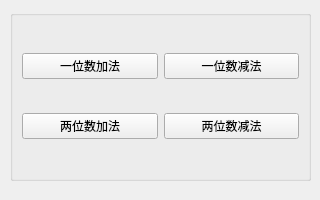
Qt form GreateWall/ChooseTopicType.ui (JerryChouHi/Python) before a commit.
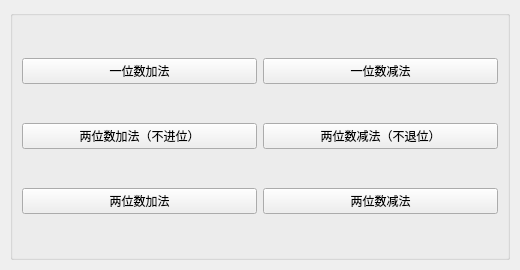
The same form after that commit. Icons and pictures are not drawn.

```diff
--- a/GreateWall/ChooseTopicType.ui
+++ b/GreateWall/ChooseTopicType.ui
@@ -6,14 +6,20 @@
    <rect>
     <x>0</x>
     <y>0</y>
-    <width>320</width>
-    <height>200</height>
+    <width>520</width>
+    <height>270</height>
    </rect>
   </property>
   <property name="minimumSize">
    <size>
-    <width>320</width>
-    <height>200</height>
+    <width>520</width>
+    <height>270</height>
+   </size>
+  </property>
+  <property name="maximumSize">
+   <size>
+    <width>520</width>
+    <height>270</height>
    </size>
   </property>
   <property name="windowTitle">
@@ -25,14 +31,21 @@
      <rect>
       <x>10</x>
       <y>10</y>
-      <width>301</width>
-      <height>171</height>
+      <width>500</width>
+      <height>250</height>
      </rect>
     </property>
     <property name="title">
      <string/>
     </property>
     <layout class="QGridLayout" name="gridLayout">
+     <item row="3" column="1">
+      <widget class="QPushButton" name="pushButton_2subEasy">
+       <property name="text">
+        <string>两位数减法（不退位）</string>
+       </property>
+      </widget>
+     </item>
      <item row="0" column="0">
       <widget class="QPushButton" name="pushButton_1plus">
        <property name="text">
@@ -40,6 +53,13 @@
        </property>
       </widget>
      </item>
+     <item row="3" column="0">
+      <widget class="QPushButton" name="pushButton_2plusEasy">
+       <property name="text">
+        <string>两位数加法（不进位）</string>
+       </property>
+      </widget>
+     </item>
      <item row="0" column="1">
       <widget class="QPushButton" name="pushButton_1sub">
        <property name="text">
@@ -47,14 +67,14 @@
        </property>
       </widget>
      </item>
-     <item row="1" column="0">
+     <item row="4" column="0">
       <widget class="QPushButton" name="pushButton_2plus">
        <property name="text">
         <string>两位数加法</string>
        </property>
       </widget>
      </item>
-     <item row="1" column="1">
+     <item row="4" column="1">
       <widget class="QPushButton" name="pushButton_2sub">
        <property name="text">
         <string>两位数减法</string>
```
Left out of the diff: 4 changed lines with no effect on the pictures.
